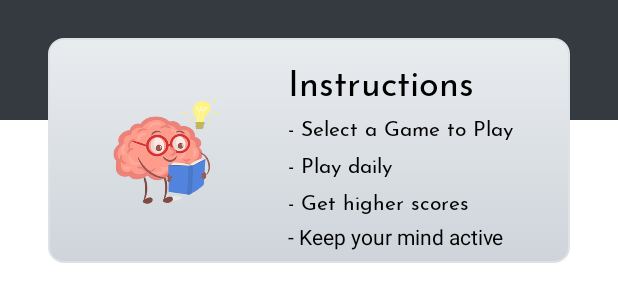
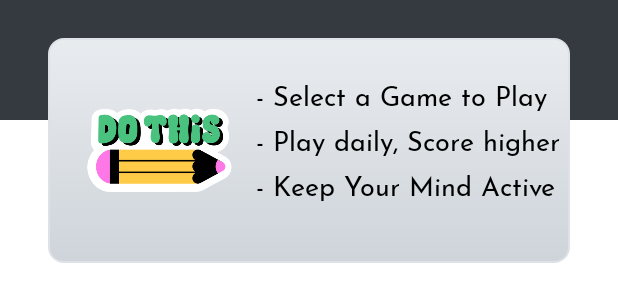
Before and after one commit to mtrhorange/ActiveMind, an Android app: the layout fragment_new_home.xml on its own in the app's theme, with its tools: preview values and no code run, on a phone screen of 412 x 824 dp. Shown: the top 302 px of the screen. Run offline under Robolectric (Android 15) with nearby library versions, the phone set to English and light mode, and no system bars.

Commit message:
change image

```diff
--- a/app/src/main/res/layout/fragment_graph.xml
+++ b/app/src/main/res/layout/fragment_graph.xml
@@ -164,9 +164,9 @@
             android:id="@+id/imageView3"
             android:layout_width="wrap_content"
             android:layout_height="wrap_content"
-            android:layout_marginRight="30dp"
-            android:rotation="90"
-            android:src="@drawable/hand"
+            android:layout_marginRight="5dp"
+            android:layout_marginBottom="5dp"
+            android:src="@drawable/fingerpoint"
             app:layout_constraintBottom_toTopOf="@+id/view"
             app:layout_constraintEnd_toEndOf="parent" />
 
--- a/app/src/main/res/layout/fragment_history.xml
+++ b/app/src/main/res/layout/fragment_history.xml
@@ -48,9 +48,9 @@
             android:id="@+id/imageView3"
             android:layout_width="wrap_content"
             android:layout_height="wrap_content"
-            android:layout_marginRight="30dp"
-            android:rotation="90"
-            android:src="@drawable/hand"
+            android:layout_marginRight="5dp"
+            android:layout_marginBottom="5dp"
+            android:src="@drawable/fingerpoint"
             app:layout_constraintBottom_toTopOf="@+id/view"
             app:layout_constraintEnd_toEndOf="parent" />
 
--- a/app/src/main/res/layout/fragment_new_home.xml
+++ b/app/src/main/res/layout/fragment_new_home.xml
@@ -31,27 +31,13 @@
 
     <ImageView
         android:id="@+id/imageView2"
-        android:layout_width="90dp"
-        android:layout_height="90dp"
-        android:layout_marginStart="32dp"
+        android:layout_width="110dp"
+        android:layout_height="110dp"
+        android:layout_marginStart="20dp"
         app:layout_constraintBottom_toBottomOf="@+id/view3"
         app:layout_constraintStart_toStartOf="@+id/view3"
         app:layout_constraintTop_toTopOf="@+id/view3"
-        app:srcCompat="@drawable/brain_reading" />
-
-    <TextView
-        android:id="@+id/textView7"
-        android:layout_width="wrap_content"
-        android:layout_height="wrap_content"
-        android:layout_marginTop="10dp"
-        android:text="Instructions"
-        android:fontFamily="@font/josefinsans"
-        android:textColor="@color/black"
-        android:textSize="24sp"
-        app:layout_constraintEnd_toEndOf="@+id/view3"
-        app:layout_constraintHorizontal_bias="0.371"
-        app:layout_constraintStart_toEndOf="@+id/imageView2"
-        app:layout_constraintTop_toTopOf="@+id/view3" />
+        app:srcCompat="@drawable/dothis" />
 
     <TextView
         android:id="@+id/textView8"
@@ -59,42 +45,37 @@
         android:layout_height="wrap_content"
         android:layout_marginTop="4dp"
         android:text="- Select a Game to Play"
+        android:fontFamily="@font/josefinsans"
         android:textColor="@color/black"
-        android:fontFamily="@font/josefinsans"
-        app:layout_constraintStart_toStartOf="@+id/textView7"
-        app:layout_constraintTop_toBottomOf="@+id/textView7" />
+        android:textSize="18dp"
+        app:layout_constraintEnd_toEndOf="@+id/view3"
+        app:layout_constraintHorizontal_bias="0.371"
+        app:layout_constraintStart_toEndOf="@+id/imageView2"
+        app:layout_constraintTop_toTopOf="@+id/imageView2" />
 
     <TextView
         android:id="@+id/textView9"
         android:layout_width="wrap_content"
         android:layout_height="wrap_content"
         android:layout_marginTop="4dp"
-        android:text="- Play daily"
+        android:text="- Play daily, Score higher"
         android:textColor="@color/black"
+        android:textSize="18dp"
         android:fontFamily="@font/josefinsans"
         app:layout_constraintStart_toStartOf="@+id/textView8"
         app:layout_constraintTop_toBottomOf="@+id/textView8" />
-
-    <TextView
-        android:id="@+id/textView10"
-        android:layout_width="wrap_content"
-        android:layout_height="wrap_content"
-        android:layout_marginTop="4dp"
-        android:text="- Get higher scores"
-        android:textColor="@color/black"
-        android:fontFamily="@font/josefinsans"
-        app:layout_constraintStart_toStartOf="@+id/textView9"
-        app:layout_constraintTop_toBottomOf="@+id/textView9" />
 
     <TextView
         android:id="@+id/textView11"
         android:layout_width="wrap_content"
         android:layout_height="wrap_content"
         android:layout_marginTop="4dp"
-        android:text="- Keep your mind active"
+        android:text="- Keep Your Mind Active"
+        android:textSize="18dp"
         android:textColor="@color/black"
-        app:layout_constraintStart_toStartOf="@+id/textView10"
-        app:layout_constraintTop_toBottomOf="@+id/textView10" />
+        android:fontFamily="@font/josefinsans"
+        app:layout_constraintStart_toStartOf="@+id/textView9"
+        app:layout_constraintTop_toBottomOf="@+id/textView9" />
 
     <androidx.recyclerview.widget.RecyclerView
         android:id="@+id/categoryList"
```
Also changed, not shown: app/src/main/java/com/example/activemind/NewHomeFragment.java (+4 -4 lines), app/src/main/res/drawable-v24/dothis.png (added), app/src/main/res/drawable-v24/fingerpoint.png (added), app/src/main/res/drawable-v24/help.png (added), app/src/main/res/drawable-v24/lock.png (added), app/src/main/res/drawable-v24/medal.png (added), app/src/main/res/drawable-v24/thisfingers.png (added), app/src/main/res/drawable-v24/thumb.png (added), app/src/main/res/drawable-v24/wow.png (added).
